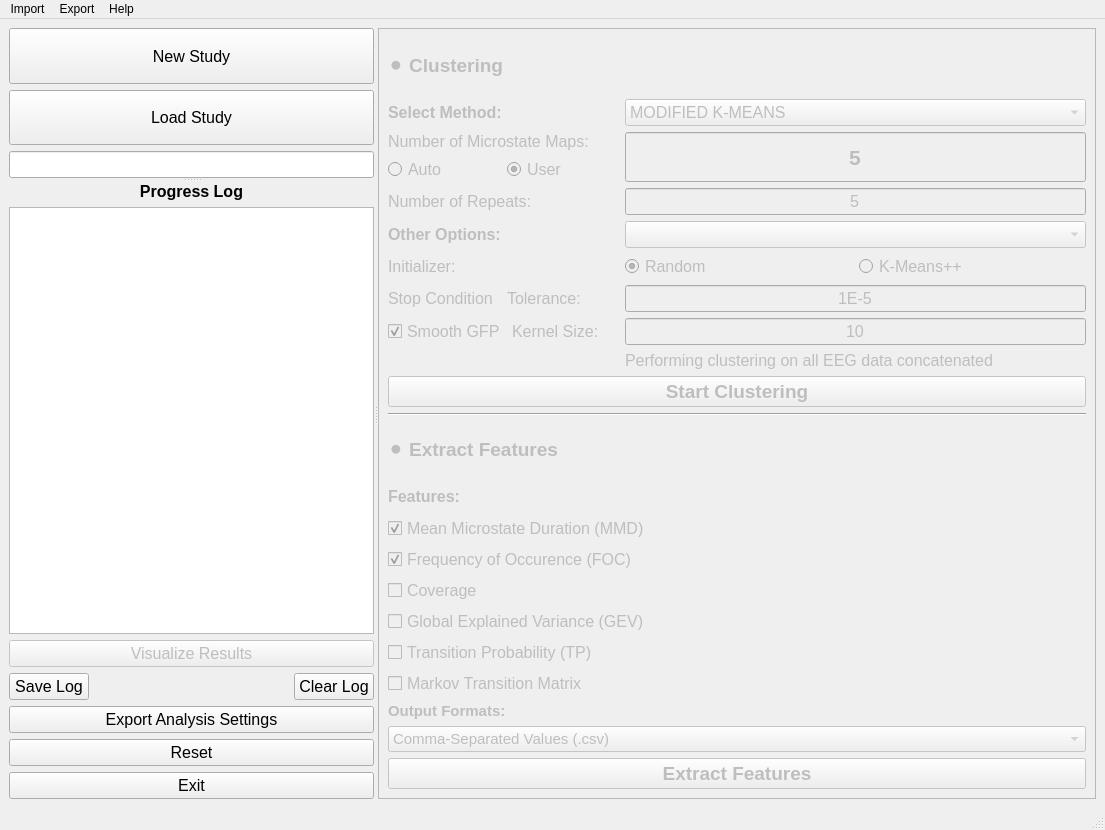
The window that src/main/resources/base/MainMicrostateWindow.ui (eeg-comet/eeg-comet) describes before a commit, drawn with Qt 5.
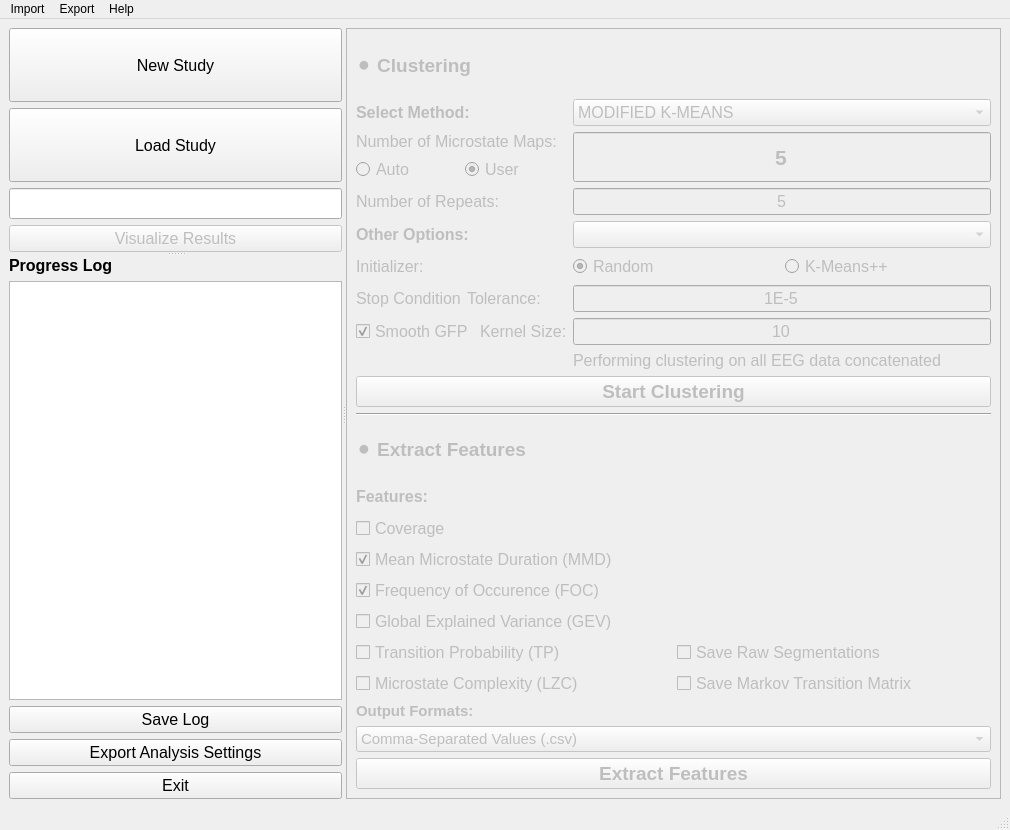
The same window after the commit.

```diff
--- a/src/main/resources/base/MainMicrostateWindow.ui
+++ b/src/main/resources/base/MainMicrostateWindow.ui
@@ -6,7 +6,7 @@
    <rect>
     <x>0</x>
     <y>0</y>
-    <width>1105</width>
+    <width>1010</width>
     <height>830</height>
    </rect>
   </property>
@@ -87,9 +87,9 @@
           <widget class="QLineEdit" name="step0_study_name_mainwin_lineedit">
            <property name="font">
             <font>
-             <pointsize>12</pointsize>
+             <pointsize>14</pointsize>
              <weight>75</weight>
-             <italic>true</italic>
+             <italic>false</italic>
              <bold>true</bold>
             </font>
            </property>
@@ -101,6 +101,33 @@
            </property>
           </widget>
          </item>
+         <item>
+          <widget class="QPushButton" name="step3_visualize_clustering_button">
+           <property name="enabled">
+            <bool>false</bool>
+           </property>
+           <property name="sizePolicy">
+            <sizepolicy hsizetype="Preferred" vsizetype="Fixed">
+             <horstretch>0</horstretch>
+             <verstretch>0</verstretch>
+            </sizepolicy>
+           </property>
+           <property name="maximumSize">
+            <size>
+             <width>16777215</width>
+             <height>16777215</height>
+            </size>
+           </property>
+           <property name="font">
+            <font>
+             <pointsize>12</pointsize>
+            </font>
+           </property>
+           <property name="text">
+            <string>Visualize Results</string>
+           </property>
+          </widget>
+         </item>
         </layout>
        </widget>
        <widget class="QWidget" name="verticalLayoutWidget_2">
@@ -121,7 +148,7 @@
             <string>Progress Log</string>
            </property>
            <property name="alignment">
-            <set>Qt::AlignCenter</set>
+            <set>Qt::AlignLeading|Qt::AlignLeft|Qt::AlignVCenter</set>
            </property>
           </widget>
          </item>
@@ -133,91 +160,38 @@
              <verstretch>0</verstretch>
             </sizepolicy>
            </property>
+           <property name="font">
+            <font>
+             <pointsize>12</pointsize>
+             <italic>true</italic>
+            </font>
+           </property>
            <property name="readOnly">
             <bool>true</bool>
            </property>
           </widget>
          </item>
          <item>
-          <widget class="QPushButton" name="step3_visualize_clustering_button">
-           <property name="enabled">
-            <bool>false</bool>
-           </property>
+          <layout class="QHBoxLayout" name="horizontalLayout_20"/>
+         </item>
+         <item>
+          <widget class="QPushButton" name="step0_save_log_button">
            <property name="sizePolicy">
             <sizepolicy hsizetype="Preferred" vsizetype="Fixed">
              <horstretch>0</horstretch>
              <verstretch>0</verstretch>
             </sizepolicy>
            </property>
-           <property name="maximumSize">
-            <size>
-             <width>16777215</width>
-             <height>16777215</height>
-            </size>
-           </property>
            <property name="font">
             <font>
              <pointsize>12</pointsize>
             </font>
            </property>
            <property name="text">
-            <string>Visualize Results</string>
+            <string>Save Log</string>
            </property>
           </widget>
          </item>
-         <item>
-          <layout class="QHBoxLayout" name="horizontalLayout_20">
-           <item>
-            <widget class="QPushButton" name="step0_save_log_button">
-             <property name="sizePolicy">
-              <sizepolicy hsizetype="Preferred" vsizetype="Fixed">
-               <horstretch>0</horstretch>
-               <verstretch>0</verstretch>
-              </sizepolicy>
-             </property>
-             <property name="font">
-              <font>
-               <pointsize>12</pointsize>
-              </font>
-             </property>
-             <property name="text">
-              <string>Save Log</string>
-             </property>
-            </widget>
-           </item>
-           <item>
-            <spacer name="step0_log_spacer">
-             <property name="orientation">
-              <enum>Qt::Horizontal</enum>
-             </property>
-             <property name="sizeHint" stdset="0">
-              <size>
-               <width>40</width>
-               <height>20</height>
-              </size>
-             </property>
-            </spacer>
-           </item>
-           <item>
-            <widget class="QPushButton" name="step0_clear_log_button">
-             <property name="sizePolicy">
-              <sizepolicy hsizetype="Preferred" vsizetype="Fixed">
-               <horstretch>0</horstretch>
-               <verstretch>0</verstretch>
-              </sizepolicy>
-             </property>
-             <property name="font">
-              <font>
-               <pointsize>12</pointsize>
-              </font>
-             </property>
-             <property name="text">
-              <string>Clear Log</string>
-             </property>
-            </widget>
-           </item>
-          </layout>
-         </item>
          <item>
           <widget class="QPushButton" name="step0_exportsettings_button">
            <property name="sizePolicy">
@@ -236,24 +210,6 @@
            </property>
           </widget>
          </item>
-         <item>
-          <widget class="QPushButton" name="step0_reset_selectedfiles_button">
-           <property name="sizePolicy">
-            <sizepolicy hsizetype="Preferred" vsizetype="Fixed">
-             <horstretch>0</horstretch>
-             <verstretch>0</verstretch>
-            </sizepolicy>
-           </property>
-           <property name="font">
-            <font>
-             <pointsize>12</pointsize>
-            </font>
-           </property>
-           <property name="text">
-            <string>Reset</string>
-           </property>
-          </widget>
-         </item>
          <item>
           <widget class="QPushButton" name="step0_exit_button">
            <property name="sizePolicy">
@@ -311,7 +267,7 @@
          <rect>
           <x>0</x>
           <y>0</y>
-          <width>695</width>
+          <width>634</width>
           <height>767</height>
          </rect>
         </property>
@@ -321,7 +277,7 @@
            <property name="sizeConstraint">
             <enum>QLayout::SetDefaultConstraint</enum>
            </property>
-           <item row="13" column="0" colspan="2">
+           <item row="13" column="0">
             <widget class="QCheckBox" name="step3_tp_featurestoextract_checkbox">
              <property name="enabled">
               <bool>false</bool>
@@ -336,66 +292,6 @@
              </property>
             </widget>
            </item>
-           <item row="10" column="0" colspan="2">
-            <widget class="QCheckBox" name="step3_foc_featurestoextract_checkbox">
-             <property name="enabled">
-              <bool>false</bool>
-             </property>
-             <property name="sizePolicy">
-              <sizepolicy hsizetype="Minimum" vsizetype="Fixed">
-               <horstretch>0</horstretch>
-               <verstretch>0</verstretch>
-              </sizepolicy>
-             </property>
-             <property name="font">
-              <font>
-               <pointsize>12</pointsize>
-              </font>
-             </property>
-             <property name="text">
-              <string>Frequency of Occurence (FOC)</string>
-             </property>
-             <property name="checked">
-              <bool>true</bool>
-             </property>
-            </widget>
-           </item>
-           <item row="12" column="0" colspan="2">
-            <widget class="QCheckBox" name="step3_gev_featurestoextract_checkbox">
-             <property name="enabled">
-              <bool>false</bool>
-             </property>
-             <property name="font">
-              <font>
-               <pointsize>12</pointsize>
-              </font>
-             </property>
-             <property name="text">
-              <string>Global Explained Variance (GEV)</string>
-             </property>
-            </widget>
-           </item>
-           <item row="14" column="0" colspan="2">
-            <widget class="QCheckBox" name="step3_save_transitions_checkbox">
-             <property name="enabled">
-              <bool>false</bool>
-             </property>
-             <property name="sizePolicy">
-              <sizepolicy hsizetype="Minimum" vsizetype="Fixed">
-               <horstretch>0</horstretch>
-               <verstretch>0</verstretch>
-              </sizepolicy>
-             </property>
-             <property name="font">
-              <font>
-               <pointsize>12</pointsize>
-              </font>
-             </property>
-             <property name="text">
-              <string>Markov Transition Matrix</string>
-             </property>
-            </widget>
-           </item>
            <item row="4" column="0" colspan="2">
             <layout class="QVBoxLayout" name="verticalLayout">
              <property name="sizeConstraint">
@@ -878,22 +774,7 @@
              </item>
             </layout>
            </item>
-           <item row="11" column="0" colspan="2">
-            <widget class="QCheckBox" name="step3_coverage_featurestoextract_checkbox">
-             <property name="enabled">
-              <bool>false</bool>
-             </property>
-             <property name="font">
-              <font>
-               <pointsize>12</pointsize>
-              </font>
-             </property>
-             <property name="text">
-              <string>Coverage</string>
-             </property>
-            </widget>
-           </item>
-           <item row="15" column="0" colspan="2">
+           <item row="23" column="0" colspan="2">
             <layout class="QVBoxLayout" name="verticalLayout_2">
              <property name="sizeConstraint">
               <enum>QLayout::SetMaximumSize</enum>
@@ -1017,37 +898,6 @@
              </item>
             </layout>
            </item>
-           <item row="5" column="0" colspan="2">
-            <widget class="Line" name="line_2">
-             <property name="orientation">
-              <enum>Qt::Horizontal</enum>
-             </property>
-            </widget>
-           </item>
-           <item row="9" column="0" colspan="2">
-            <widget class="QCheckBox" name="step3_mmd_featurestoextract_checkbox">
-             <property name="enabled">
-              <bool>false</bool>
-             </property>
-             <property name="sizePolicy">
-              <sizepolicy hsizetype="Minimum" vsizetype="Fixed">
-               <horstretch>0</horstretch>
-               <verstretch>0</verstretch>
-              </sizepolicy>
-             </property>
-             <property name="font">
-              <font>
-               <pointsize>12</pointsize>
-              </font>
-             </property>
-             <property name="text">
-              <string>Mean Microstate Duration (MMD)</string>
-             </property>
-             <property name="checked">
-              <bool>true</bool>
-             </property>
-            </widget>
-           </item>
            <item row="8" column="0" colspan="2">
             <widget class="QLabel" name="step3_featurestoextract_label">
              <property name="enabled">
@@ -1071,6 +921,13 @@
              </property>
             </widget>
            </item>
+           <item row="5" column="0" colspan="2">
+            <widget class="Line" name="line_2">
+             <property name="orientation">
+              <enum>Qt::Horizontal</enum>
+             </property>
+            </widget>
+           </item>
            <item row="6" column="0" rowspan="2" colspan="2">
             <layout class="QHBoxLayout" name="horizontalLayout_14">
              <property name="sizeConstraint">
@@ -1119,6 +976,135 @@
              </item>
             </layout>
            </item>
+           <item row="11" column="0">
+            <widget class="QCheckBox" name="step3_foc_featurestoextract_checkbox">
+             <property name="enabled">
+              <bool>false</bool>
+             </property>
+             <property name="sizePolicy">
+              <sizepolicy hsizetype="Minimum" vsizetype="Fixed">
+               <horstretch>0</horstretch>
+               <verstretch>0</verstretch>
+              </sizepolicy>
+             </property>
+             <property name="font">
+              <font>
+               <pointsize>12</pointsize>
+              </font>
+             </property>
+             <property name="text">
+              <string>Frequency of Occurence (FOC)</string>
+             </property>
+             <property name="checked">
+              <bool>true</bool>
+             </property>
+            </widget>
+           </item>
+           <item row="12" column="0">
+            <widget class="QCheckBox" name="step3_gev_featurestoextract_checkbox">
+             <property name="enabled">
+              <bool>false</bool>
+             </property>
+             <property name="font">
+              <font>
+               <pointsize>12</pointsize>
+              </font>
+             </property>
+             <property name="text">
+              <string>Global Explained Variance (GEV)</string>
+             </property>
+            </widget>
+           </item>
+           <item row="10" column="0">
+            <widget class="QCheckBox" name="step3_mmd_featurestoextract_checkbox">
+             <property name="enabled">
+              <bool>false</bool>
+             </property>
+             <property name="sizePolicy">
+              <sizepolicy hsizetype="Minimum" vsizetype="Fixed">
+               <horstretch>0</horstretch>
+               <verstretch>0</verstretch>
+              </sizepolicy>
+             </property>
+             <property name="font">
+              <font>
+               <pointsize>12</pointsize>
+              </font>
+             </property>
+             <property name="text">
+              <string>Mean Microstate Duration (MMD)</string>
+             </property>
+             <property name="checked">
+              <bool>true</bool>
+             </property>
+            </widget>
+           </item>
+           <item row="9" column="0">
+            <widget class="QCheckBox" name="step3_coverage_featurestoextract_checkbox">
+             <property name="enabled">
+              <bool>false</bool>
+             </property>
+             <property name="font">
+              <font>
+               <pointsize>12</pointsize>
+              </font>
+             </property>
+             <property name="text">
+              <string>Coverage</string>
+             </property>
+            </widget>
+           </item>
+           <item row="14" column="0">
+            <widget class="QCheckBox" name="step3_complexity_featurestoextract_checkbox">
+             <property name="enabled">
+              <bool>false</bool>
+             </property>
+             <property name="font">
+              <font>
+               <pointsize>12</pointsize>
+              </font>
+             </property>
+             <property name="text">
+              <string>Microstate Complexity (LZC)</string>
+             </property>
+            </widget>
+           </item>
+           <item row="14" column="1">
+            <widget class="QCheckBox" name="step3_save_transitions_checkbox">
+             <property name="enabled">
+              <bool>false</bool>
+             </property>
+             <property name="sizePolicy">
+              <sizepolicy hsizetype="Minimum" vsizetype="Fixed">
+               <horstretch>0</horstretch>
+               <verstretch>0</verstretch>
+              </sizepolicy>
+             </property>
+             <property name="font">
+              <font>
+               <pointsize>12</pointsize>
+              </font>
+             </property>
+             <property name="text">
+              <string>Save Markov Transition Matrix </string>
+             </property>
+            </widget>
+           </item>
+           <item row="13" column="1">
+            <widget class="QCheckBox" name="step3_save_segmentations_checkbox">
+             <property name="enabled">
+              <bool>false</bool>
+             </property>
+             <property name="font">
+              <font>
+               <pointsize>12</pointsize>
+              </font>
+             </property>
+             <property name="text">
+              <string>Save Raw Segmentations</string>
+             </property>
+            </widget>
+           </item>
           </layout>
          </item>
         </layout>
@@ -1133,7 +1119,7 @@
     <rect>
      <x>0</x>
      <y>0</y>
-     <width>1105</width>
+     <width>1010</width>
      <height>22</height>
     </rect>
    </property>
@@ -1141,9 +1127,7 @@
     <property name="title">
      <string>Import</string>
     </property>
-    <addaction name="import_rawdata_action"/>
     <addaction name="import_settings_action"/>
-    <addaction name="load_results_action"/>
    </widget>
    <widget class="QMenu" name="menuExport">
     <property name="title">
```
